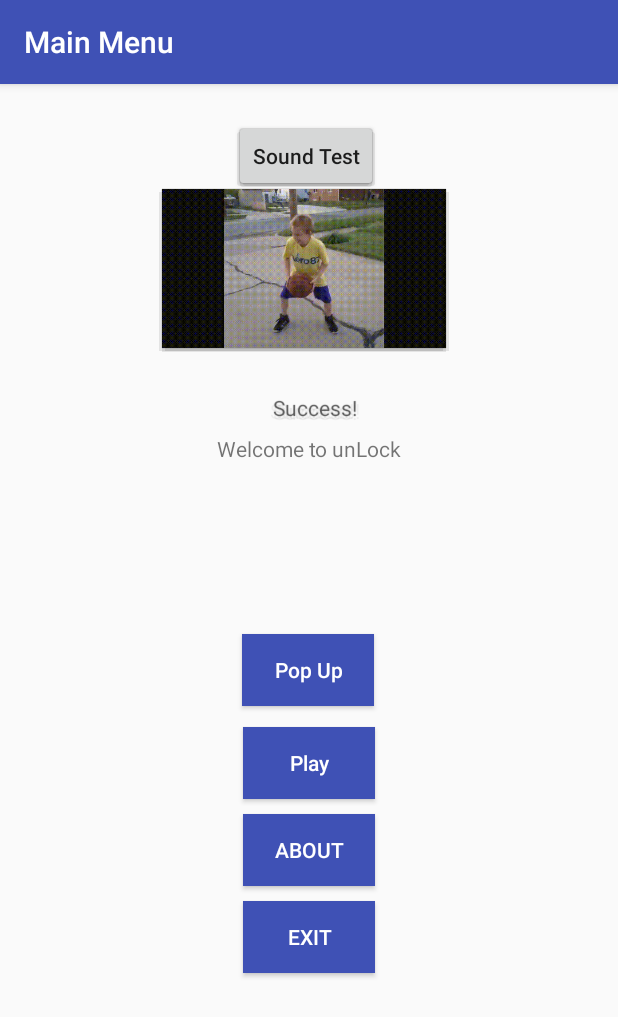
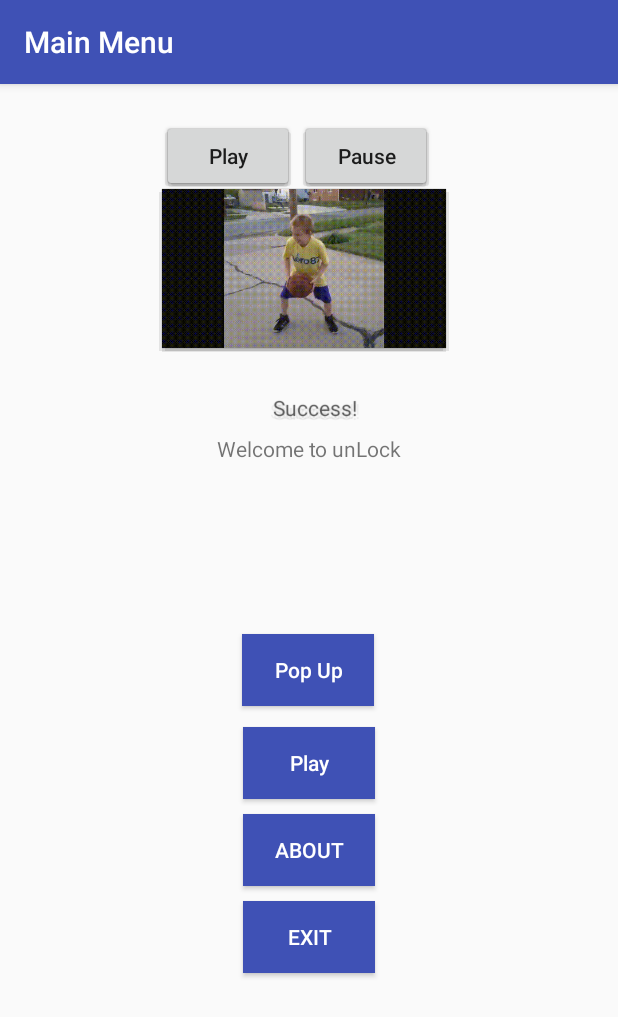
Before and after one commit to xam100/log8405, an Android app: the screen it shows after launch (MainActivity), after a tap on "Pop Up", on a phone screen of 412 x 824 dp. Shown: the top 1017 px of the screen. Run offline under Robolectric (Android 15) with nearby library versions, the light colour scheme and no system bars; our stand-ins replace navigation-ui.

Commit message:
Added Pause Button

```diff
--- a/app/src/main/java/com/example/unlock/MenuFragment.kt
+++ b/app/src/main/java/com/example/unlock/MenuFragment.kt
@@ -6,6 +6,7 @@ import android.view.LayoutInflater
 import android.view.View
 import android.view.ViewGroup
 import androidx.navigation.fragment.findNavController
+import com.example.unlock.com.example.unlock.Success
 import com.example.unlock.databinding.FragmentMenuBinding
 
 /**
@@ -31,6 +32,7 @@ private var _binding: FragmentMenuBinding? = null
     override fun onViewCreated(view: View, savedInstanceState: Bundle?) {
         super.onViewCreated(view, savedInstanceState)
 
+        // This will be removed once Pop Up is linked to "Win" state
         binding.buttonPopup.setOnClickListener{
             val popUpClass = Success()
             popUpClass.showPopupWindow(view)
--- a/app/src/main/java/PopUpClass.kt
+++ b/app/src/main/java/com/example/unlock/PopUpClass.kt
@@ -1,4 +1,4 @@
-package com.example.unlock
+package com.example.unlock.com.example.unlock
 
 import android.content.Context
 import android.media.AudioManager
@@ -7,6 +7,7 @@ import android.view.Gravity
 import android.view.LayoutInflater
 import android.view.View
 import android.widget.*
+import com.example.unlock.R
 import java.io.IOException
 
 
@@ -35,14 +36,16 @@ class Success {
         popupWindow.showAtLocation(view, Gravity.CENTER, 0, 0)
 
         //Initialize the elements of our window, install the handler
-        val test2 = popupView.findViewById<TextView>(R.id.successtitle)
-        test2.setText(R.string.puzzlesuccess)
-        val buttonEdit = popupView.findViewById<Button>(R.id.btnSoundTest)
-        buttonEdit.setOnClickListener { //As an example, display the message
+        val popupMessage = popupView.findViewById<TextView>(R.id.successtitle)
+        popupMessage.setText(R.string.puzzlesuccess)
+        val playButton = popupView.findViewById<Button>(R.id.btnPlaySound)
+        playButton.setOnClickListener { //As an example, display the message
             playAudio(view)
-
         }
-
+        val pauseButton = popupView.findViewById<Button>(R.id.btnPauseSound)
+        pauseButton.setOnClickListener { //As an example, display the message
+            pauseAudio(view)
+        }
         //Handler for clicking on the inactive zone of the window
         popupView.setOnTouchListener { v, event -> //Close the window when clicked
             popupWindow.dismiss()
@@ -66,4 +69,15 @@ class Success {
 
         Toast.makeText(view.context, "Audio started playing", Toast.LENGTH_SHORT).show()
     }
+
+    private fun pauseAudio(view:View) {
+        try {
+            mediaPlayer!!.stop()
+            mediaPlayer!!.reset()
+        } catch(e: IOException) {
+        e.printStackTrace()
+        }
+        Toast.makeText(view.context, "Audio stopped", Toast.LENGTH_SHORT).show()
+    }
+
 }
--- a/app/src/main/res/layout/fragment_success.xml
+++ b/app/src/main/res/layout/fragment_success.xml
@@ -16,13 +16,25 @@
         app:layout_constraintTop_toTopOf="parent" />
 
     <Button
-        android:id="@+id/btnSoundTest"
+        android:id="@+id/btnPlaySound"
         android:layout_width="wrap_content"
         android:layout_height="wrap_content"
         android:layout_centerInParent="true"
-        android:layout_marginStart="156dp"
+        android:layout_marginStart="108dp"
         android:layout_marginTop="80dp"
-        android:text="Sound Test"
+        android:text="Play"
+        android:textAllCaps="false"
+        app:layout_constraintStart_toStartOf="parent"
+        app:layout_constraintTop_toTopOf="parent" />
+
+    <Button
+        android:id="@+id/btnPauseSound"
+        android:layout_width="wrap_content"
+        android:layout_height="wrap_content"
+        android:layout_centerInParent="true"
+        android:layout_marginStart="200dp"
+        android:layout_marginTop="80dp"
+        android:text="Pause"
         android:textAllCaps="false"
         app:layout_constraintStart_toStartOf="parent"
         app:layout_constraintTop_toTopOf="parent" />
```
